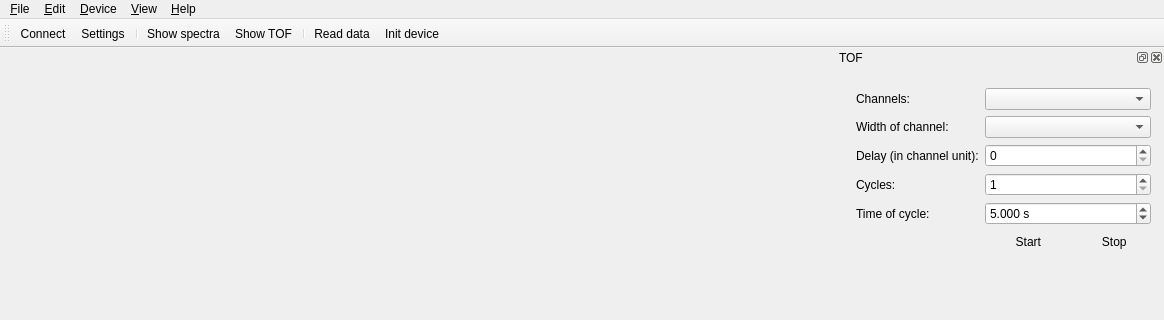
Old version of the form ui/spectrometer-client/mainwindow.ui in the repository tre3k/spectrometer; both pictures show x 0 to 1164 and y 0 to 320 of the 1164 by 743 pixel window.
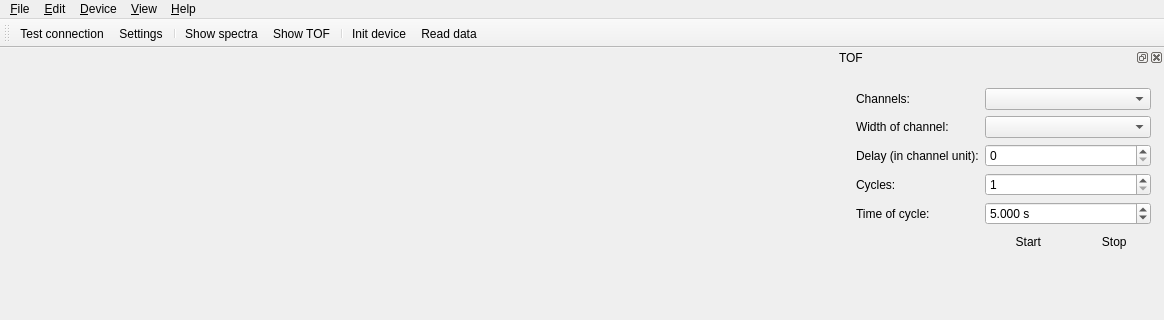
New version of the form. Icons and pictures are not drawn.

Diff of the .ui file:
```diff
--- a/ui/spectrometer-client/mainwindow.ui
+++ b/ui/spectrometer-client/mainwindow.ui
@@ -87,8 +87,8 @@
    <addaction name="actionSpectra"/>
    <addaction name="actionTOF"/>
    <addaction name="separator"/>
-   <addaction name="actionRead_data"/>
    <addaction name="actionInit_device"/>
+   <addaction name="actionRead_data"/>
   </widget>
   <widget class="QStatusBar" name="statusBar"/>
   <widget class="QDockWidget" name="dockWidgetTOF">
@@ -330,7 +330,7 @@
      <normaloff>:/icons/connection.svg</normaloff>:/icons/connection.svg</iconset>
    </property>
    <property name="text">
-    <string>Connect</string>
+    <string>Test connection</string>
    </property>
   </action>
   <action name="actionRead_data">
```
